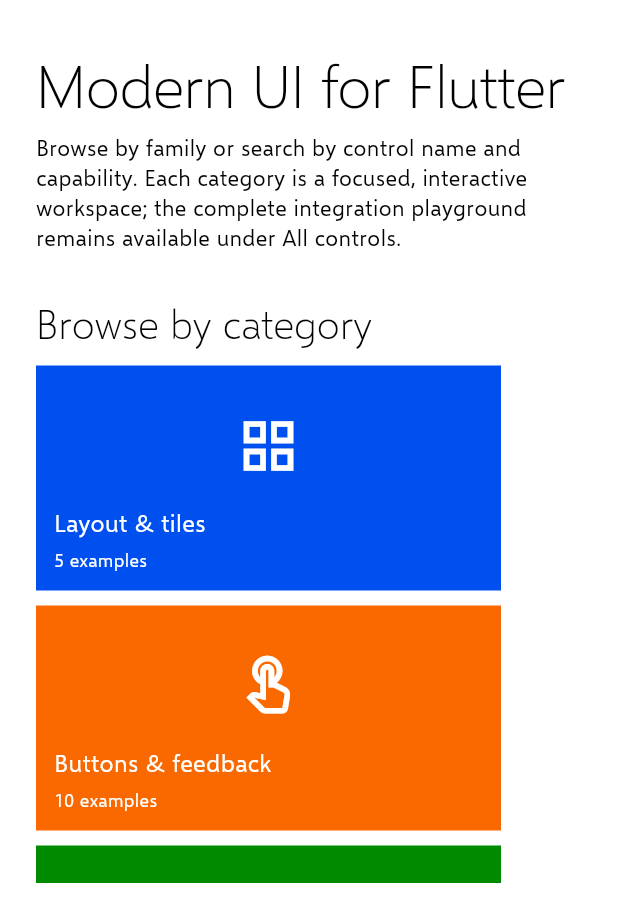
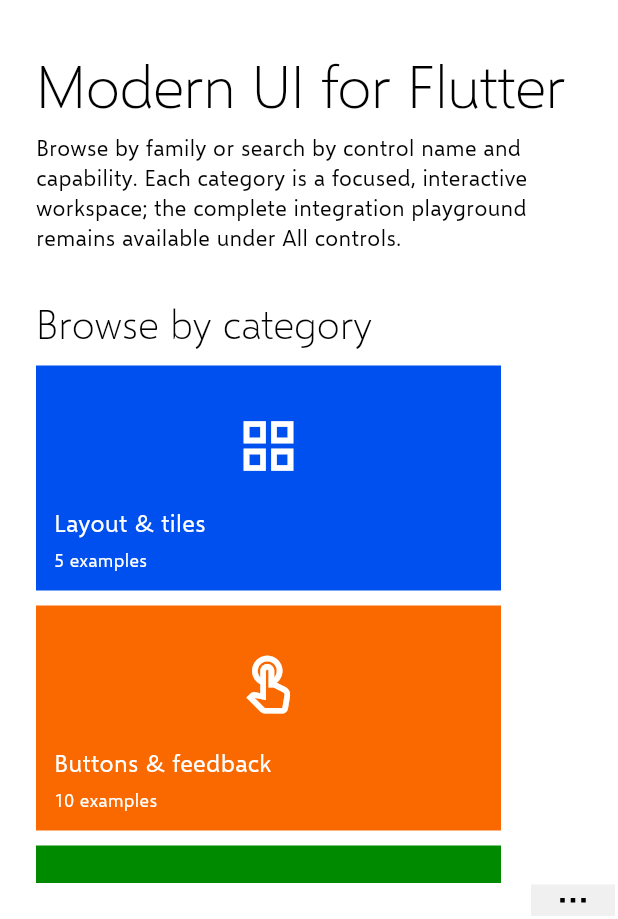
Before and after one commit to GT-610/metro_ui, a Flutter app: the screen it shows after launch, after a tap on the "language" icon, on a phone screen of 412 x 824 dp, the part 317-1236 px from its top. Run offline on Flutter 3.47's test engine with Material 3 defaults, Android fonts, the phone set to English and light mode, and no system bars; project files that could hold a hidden picture were left out.

Commit message:
feat(command-bar): restore icon commands and the minimized ellipsis
A label was mandatory, so every command reserved a 100 by 80 block, and a
collapsed bar left no trace of itself even though this era kept a 56 by 21
ellipsis on the bar edge to bring it back.

Make the label optional for 56 by 40 icon commands that pair with a 60
pixel bar, add MetroCommandBarLayer.minimalInvokeButton for the ellipsis
affordance with a localized label, and demo both in the Gallery.

The tile badge also stops painting a chip and reads as the tile content
color, which is what a badge looked like before design libraries started
boxing the count.

```diff
--- a/example/lib/main.dart
+++ b/example/lib/main.dart
@@ -163,6 +163,7 @@
         data: theme,
         highContrastData: highContrastTheme,
         child: MetroCommandBarLayer(
+          minimalInvokeButton: true,
           commandBar: _buildCommandBar(),
           child: LayoutBuilder(
             builder: (context, constraints) {
@@ -1191,6 +1192,11 @@
             );
           },
         ),
+        MetroCommandButton(
+          icon: const Icon(Icons.search),
+          onPressed: () => _record('Compact command'),
+          semanticLabel: 'Icon-only command example',
+        ),
       ],
     );
   }
--- a/lib/src/controls/navigation/metro_command_bar.dart
+++ b/lib/src/controls/navigation/metro_command_bar.dart
@@ -3,6 +3,7 @@
 
 import '../../foundation/metro_accessibility.dart';
 import '../../foundation/metro_interactive.dart';
+import '../../localization/metro_localizations.dart';
 import '../../theme/metro_color_scheme.dart';
 import '../../theme/metro_spacing.dart';
 import '../../theme/metro_theme.dart';
@@ -36,6 +37,7 @@
     this.edgeSwipeEnabled = true,
     this.edgeSwipeExtent = 20,
     this.edgeSwipeThreshold = 24,
+    this.minimalInvokeButton = false,
     this.onOpenChanged,
     super.key,
   }) : assert(edgeSwipeExtent > 0),
@@ -70,6 +72,10 @@
 
   /// Inward or outward drag distance required to change visibility.
   final double edgeSwipeThreshold;
+
+  /// Whether a collapsed bar leaves the minimal ellipsis invoke button on its
+  /// edge, the way a minimized AppBar could still be discovered.
+  final bool minimalInvokeButton;
 
   /// Reports user-requested visibility changes.
   final ValueChanged<bool>? onOpenChanged;
@@ -226,6 +232,22 @@
                     onVerticalDragUpdate: _updateEdgeDrag,
                     onVerticalDragEnd: _endEdgeDrag,
                   ),
+                ),
+              ),
+            if (!_effectiveOpen && widget.minimalInvokeButton)
+              PositionedDirectional(
+                end: 0,
+                top: widget.placement == MetroCommandBarPlacement.top
+                    ? 0
+                    : null,
+                bottom: widget.placement == MetroCommandBarPlacement.bottom
+                    ? 0
+                    : null,
+                child: _MinimalInvokeButton(
+                  onPressed: () => _requestOpen(true),
+                  semanticLabel: MetroLocalizations.of(
+                    context,
+                  ).commandBarInvokeLabel,
                 ),
               ),
             Positioned(
@@ -395,8 +417,8 @@
 class MetroCommandButton extends StatelessWidget {
   const MetroCommandButton({
     required this.icon,
-    required this.label,
     required this.onPressed,
+    this.label,
     this.selected,
     this.style,
     this.autofocus = false,
@@ -406,7 +428,10 @@
   });
 
   final Widget icon;
-  final Widget label;
+
+  /// Optional caption. Commands without one are icon-only and pair with a
+  /// 60 pixel bar, matching the compact AppBar of the era.
+  final Widget? label;
   final VoidCallback? onPressed;
   final bool? selected;
   final MetroCommandButtonStyle? style;
@@ -459,7 +484,10 @@
         final borderWidth =
             effectiveStyle.borderWidth?.resolve(effectiveStates) ?? 2;
         final labelStyle = effectiveStyle.labelStyle?.resolve(effectiveStates);
-        final minimumSize = effectiveStyle.minimumSize ?? const Size(100, 80);
+        final label = this.label;
+        final minimumSize =
+            effectiveStyle.minimumSize ??
+            (label == null ? const Size(56, 40) : const Size(100, 80));
         final focused =
             states.contains(WidgetState.focused) && metroFocusVisible();
 
@@ -495,6 +523,7 @@
                   ),
                 ),
               ),
+              if (label != null) ...[
                 const SizedBox(height: MetroSpacing.xxs),
                 DefaultTextStyle(
                   maxLines: 1,
@@ -505,6 +534,7 @@
                   textAlign: TextAlign.center,
                   child: label,
                 ),
+              ],
             ],
           ),
         );
@@ -571,7 +601,6 @@
       labelStyle: WidgetStatePropertyAll(
         theme.typography.caption.copyWith(color: barForeground),
       ),
-      minimumSize: const Size(100, 80),
     );
   }
 }
@@ -596,3 +625,86 @@
         buttonStyle != oldWidget.buttonStyle;
   }
 }
+
+/// The ellipsis that keeps a minimized AppBar discoverable.
+class _MinimalInvokeButton extends StatelessWidget {
+  const _MinimalInvokeButton({
+    required this.onPressed,
+    required this.semanticLabel,
+  });
+
+  final VoidCallback onPressed;
+  final String semanticLabel;
+
+  @override
+  Widget build(BuildContext context) {
+    final theme = MetroTheme.of(context);
+    final bar =
+        theme.commandBarTheme.backgroundColor ??
+        (theme.colors.isDark
+            ? const Color(0xFF000000)
+            : const Color(0xFFF0F0F0));
+    final content = MetroColorScheme.idealForegroundFor(bar);
+    return MetroInteractive(
+      onPressed: onPressed,
+      semanticLabel: semanticLabel,
+      builder: (context, states) {
+        final color = switch (states) {
+          _ when states.contains(WidgetState.pressed) => bar,
+          _ when states.contains(WidgetState.hovered) => Color.lerp(
+            bar,
+            content,
+            0.13,
+          )!,
+          _ => bar,
+        };
+        final glyph = states.contains(WidgetState.pressed) ? bar : content;
+        return AnimatedContainer(
+          duration: metroReduceMotion(context)
+              ? Duration.zero
+              : theme.motion.fast,
+          curve: theme.motion.standardCurve,
+          width: 56,
+          height: 21,
+          margin: const EdgeInsets.all(2),
+          decoration: BoxDecoration(
+            color: states.contains(WidgetState.pressed) ? content : color,
+            border: Border.all(
+              color: states.contains(WidgetState.focused) && metroFocusVisible()
+                  ? content
+                  : color,
+              width: 2,
+            ),
+          ),
+          child: CustomPaint(painter: _EllipsisPainter(color: glyph)),
+        );
+      },
+    );
+  }
+}
+
+class _EllipsisPainter extends CustomPainter {
+  const _EllipsisPainter({required this.color});
+
+  final Color color;
+
+  @override
+  void paint(Canvas canvas, Size size) {
+    final paint = Paint()..color = color;
+    const dot = 3.0;
+    const gap = 4.0;
+    const totalWidth = (dot * 3) + (gap * 2);
+    final startX = (size.width - totalWidth) / 2;
+    final y = (size.height - dot) / 2;
+    for (var index = 0; index < 3; index += 1) {
+      canvas.drawRect(
+        Rect.fromLTWH(startX + index * (dot + gap), y, dot, dot),
+        paint,
+      );
+    }
+  }
+
+  @override
+  bool shouldRepaint(_EllipsisPainter oldDelegate) =>
+      oldDelegate.color != color;
+}
--- a/lib/src/controls/tiles/metro_tile.dart
+++ b/lib/src/controls/tiles/metro_tile.dart
@@ -317,8 +317,12 @@
       }),
       titleStyle: WidgetStatePropertyAll(theme.typography.tileTitle),
       subtitleStyle: WidgetStatePropertyAll(theme.typography.caption),
-      badgeBackgroundColor: const WidgetStatePropertyAll(Color(0x66000000)),
-      badgeTextStyle: WidgetStatePropertyAll(theme.typography.caption),
+      // The era badge is bare content in the tile's corner; a chip is opt-in
+      // through MetroTile.badgeBackgroundColor.
+      badgeBackgroundColor: const WidgetStatePropertyAll(Color(0x00000000)),
+      badgeTextStyle: WidgetStatePropertyAll(
+        theme.typography.caption.copyWith(color: content),
+      ),
       padding: const EdgeInsets.all(MetroSpacing.sm),
     );
   }
--- a/lib/src/localization/metro_localizations.dart
+++ b/lib/src/localization/metro_localizations.dart
@@ -69,6 +69,9 @@
 
   /// Default accessible label for moving to the next FlipView item.
   String get flipViewNextLabel => 'Next item';
+
+  /// Default accessible label for revealing a minimized command bar.
+  String get commandBarInvokeLabel => 'Show commands';
 
   /// Default accessible label for a semantic zoom container.
   String get semanticZoomLabel => 'Semantic zoom';
@@ -171,6 +174,8 @@
   @override
   String get flipViewNextLabel => '\u4e0b\u4e00\u9879';
   @override
+  String get commandBarInvokeLabel => '\u663e\u793a\u547d\u4ee4';
+  @override
   String get semanticZoomLabel => '\u8bed\u4e49\u7f29\u653e';
   @override
   String get semanticZoomedInLabel => '\u8be6\u7ec6\u89c6\u56fe';
```
Also changed, not shown: 5 other files. Lines whose indentation alone changed are shown as unchanged.
